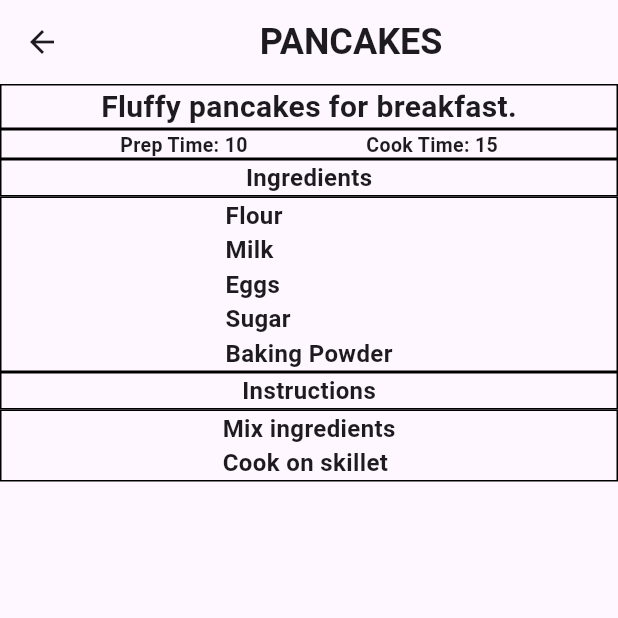
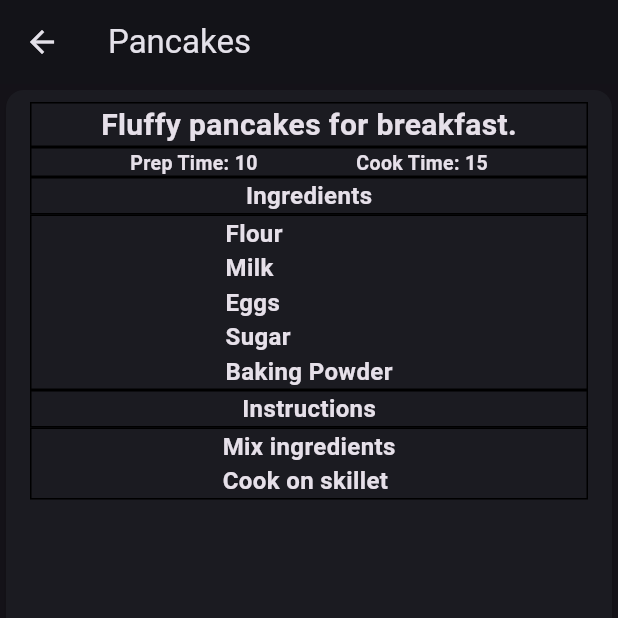
Before and after one commit to ZhivkoDimov/recipe_app, a Flutter app: the screen it shows after launch, after a tap on "Pancakes", on a phone screen of 412 x 824 dp, the top half of it. Run offline on Flutter 3.47's test engine with Material 3 defaults, Android fonts, the light colour scheme and no system bars.

Commit message:
theme and back button for recipes

```diff
--- a/lib/Widgets/recipe.dart
+++ b/lib/Widgets/recipe.dart
@@ -12,11 +12,20 @@ class RecipeDetail extends StatelessWidget {
   @override
   Widget build(BuildContext context) {
     return Scaffold(
-      appBar: AppBar(centerTitle: true,
-        title: Center(child: Text(recipe.title.toUpperCase(), style: TextStyle(fontSize: 24, fontWeight: FontWeight.bold),),),
+      appBar: AppBar(
+        title: Text(recipe.title),
+        leading: IconButton(
+          icon: Icon(Icons.arrow_back),
+          onPressed: () {
+            Navigator.of(context).pop();
+          },
         ),
-      body: Column(
-        crossAxisAlignment: CrossAxisAlignment.center,
+      ),
+      body: Card(
+        child: Padding(
+          padding: const EdgeInsets.symmetric(horizontal: 16, vertical: 8),
+          child: Column(
+            crossAxisAlignment: CrossAxisAlignment.start,
             children: [
               SizedBox(height: 30, child: Container(decoration: BoxDecoration(border: Border.all()), child: Center (child: Text(recipe.description, style: TextStyle(fontSize: 20, fontWeight: FontWeight.bold),),),),),
 
@@ -30,6 +39,9 @@ class RecipeDetail extends StatelessWidget {
               SizedBox(child: Container(decoration: BoxDecoration(border: Border.all()), child: Center(child: Text(recipe.instructions.join('\n'), style: TextStyle(fontSize: 16, fontWeight: FontWeight.bold,),),),),),
             ],
             ),
+          ),
+        ),
+
     );
   }
 }
@@ -50,7 +62,7 @@ class RecipeWidget extends StatelessWidget {
             itemCount: recipes.length,
             itemBuilder: (context, index) {
               final recipe = recipes[index];
-              return ListTile(
+              return Card(child: Padding(padding: const EdgeInsets.symmetric(horizontal: 16, vertical: 12), child: SizedBox(height: 70, child: ListTile(
                 title: Text(recipe.title),
                 subtitle: Text(recipe.description),
                 trailing: Text(
@@ -62,8 +74,9 @@ class RecipeWidget extends StatelessWidget {
                     ),
                   );
                 },
-              );
-            },
+              ),
+            ),
+              ),);},
             );
   }
 }
--- a/lib/main.dart
+++ b/lib/main.dart
@@ -1,10 +1,56 @@
 import 'package:flutter/material.dart';
 import 'main_screen.dart';
+
+
+
+
+var kDarkColorScheme = ColorScheme.fromSeed(
+  brightness: Brightness.dark,
+  seedColor: Color.fromARGB(255, 4, 2, 60),
+);
 
 void main() {
   runApp(
     MaterialApp(
-      home: MainScreen(),
+      darkTheme: ThemeData.dark().copyWith(
+        colorScheme: kDarkColorScheme,
+      elevatedButtonTheme: ElevatedButtonThemeData(
+          style: ElevatedButton.styleFrom(
+            backgroundColor: kDarkColorScheme.secondaryContainer,
+          ),
+        ),
+      ),
+      theme: ThemeData().copyWith(
+        colorScheme: kDarkColorScheme,
+        appBarTheme: const AppBarTheme().copyWith(
+          backgroundColor: kDarkColorScheme.primary,
+        ),
+        scaffoldBackgroundColor: kDarkColorScheme.primaryContainer,
+        cardTheme: CardTheme().copyWith(
+          color: kDarkColorScheme.onInverseSurface,
+          margin: const EdgeInsets.symmetric(horizontal: 16, vertical: 8),
+        ),
+        elevatedButtonTheme: ElevatedButtonThemeData(
+          style: ElevatedButton.styleFrom(
+            backgroundColor: kDarkColorScheme.secondaryContainer,
+          ),
+        ),
+        textTheme: TextTheme().copyWith(
+          titleLarge: TextStyle(
+            fontWeight: FontWeight.bold,
+            fontSize: 17,
+            shadows: [
+              Shadow(
+                color: Colors.grey,
+                offset: Offset(1, 1),
+              ),
+            ],
+            color: kDarkColorScheme.onSecondaryContainer,
+          ),
+        ),
+      ),
+      themeMode: ThemeMode.dark,
+      home:  MainScreen(),
     ),
   );
 }
--- a/lib/main_screen.dart
+++ b/lib/main_screen.dart
@@ -146,7 +146,7 @@ class _MainScreenState extends State<MainScreen> {
   Widget build(BuildContext context) {
     return Scaffold(
       appBar: AppBar(
-        title: SizedBox(height: 35, child: Container(child: Center(child: Text('Gym Ready!', style: TextStyle(fontSize: 24, fontWeight: FontWeight.bold,),),),),),
+        title: SizedBox(height: 35, child: Container(child: Center(child: Text('Bjarka GYM appið!', style: TextStyle(fontSize: 24, fontWeight: FontWeight.bold,),),),),),
 
         actions: [
           if (selectedType == SelectedType.recipes)
--- a/lib/models/workout.dart
+++ b/lib/models/workout.dart
@@ -1,4 +1,3 @@
-import 'package:flutter/material.dart';
 import 'package:uuid/uuid.dart';
 
 const uuid = Uuid();
```
Lines whose indentation alone changed are shown as unchanged.
